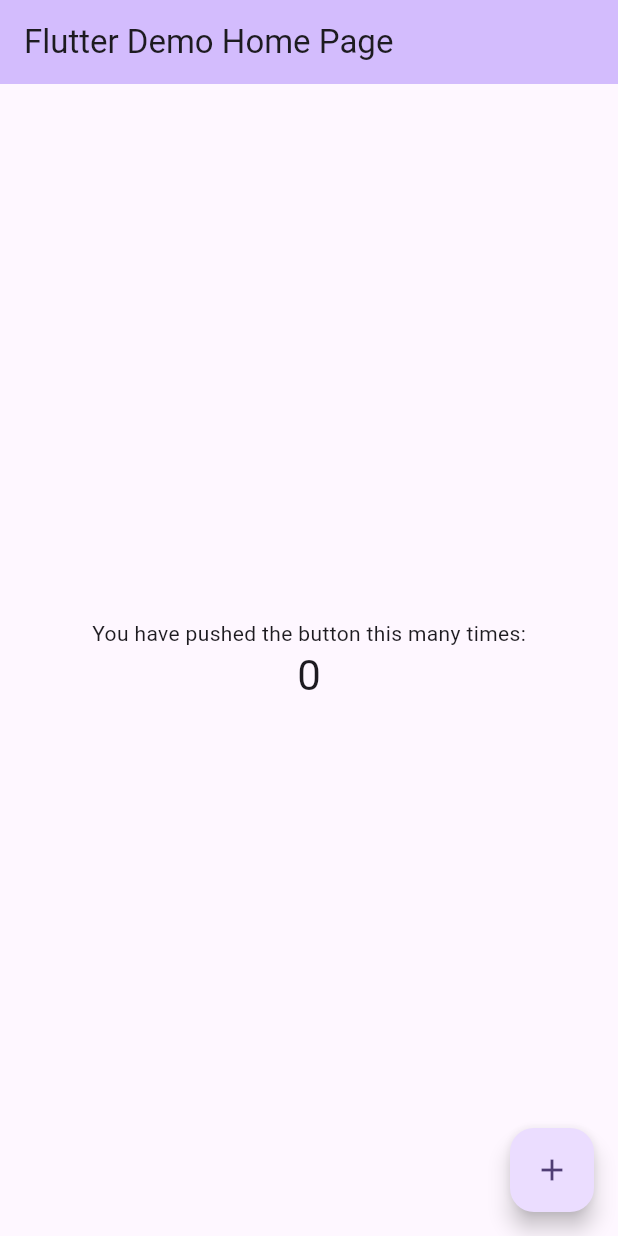
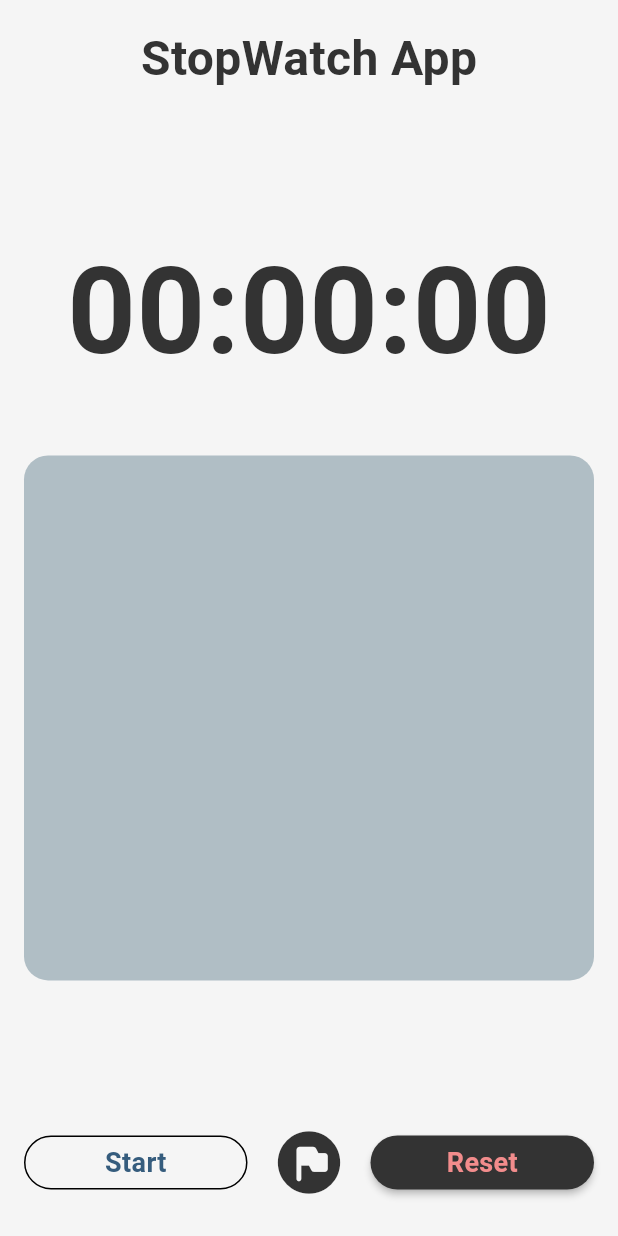
Before and after one commit to OmarHossam666/BYTEUPRISE_AD_02, a Flutter app: the screen it shows after launch, on a phone screen of 412 x 824 dp. Run offline on Flutter 3.47's test engine with Material 3 defaults, Android fonts, the light colour scheme and no system bars.

Commit message:
Finishing the 1st version of the project

```diff
--- a/lib/main.dart
+++ b/lib/main.dart
@@ -1,125 +1,237 @@
+import 'dart:async';
 import 'package:flutter/material.dart';
 
-void main() {
-  runApp(const MyApp());
-}
+void main() => runApp(const MyApp());
 
 class MyApp extends StatelessWidget {
   const MyApp({super.key});
 
-  // This widget is the root of your application.
   @override
   Widget build(BuildContext context) {
-    return MaterialApp(
-      title: 'Flutter Demo',
-      theme: ThemeData(
-        // This is the theme of your application.
-        //
-        // TRY THIS: Try running your application with "flutter run". You'll see
-        // the application has a purple toolbar. Then, without quitting the app,
-        // try changing the seedColor in the colorScheme below to Colors.green
-        // and then invoke "hot reload" (save your changes or press the "hot
-        // reload" button in a Flutter-supported IDE, or press "r" if you used
-        // the command line to start the app).
-        //
-        // Notice that the counter didn't reset back to zero; the application
-        // state is not lost during the reload. To reset the state, use hot
-        // restart instead.
-        //
-        // This works for code too, not just values: Most code changes can be
-        // tested with just a hot reload.
-        colorScheme: ColorScheme.fromSeed(seedColor: Colors.deepPurple),
-        useMaterial3: true,
-      ),
-      home: const MyHomePage(title: 'Flutter Demo Home Page'),
+    return const MaterialApp(
+      debugShowCheckedModeBanner: false,
+      home: HomeApp(),
     );
   }
 }
 
-class MyHomePage extends StatefulWidget {
-  const MyHomePage({super.key, required this.title});
-
-  // This widget is the home page of your application. It is stateful, meaning
-  // that it has a State object (defined below) that contains fields that affect
-  // how it looks.
-
-  // This class is the configuration for the state. It holds the values (in this
-  // case the title) provided by the parent (in this case the App widget) and
-  // used by the build method of the State. Fields in a Widget subclass are
-  // always marked "final".
-
-  final String title;
+class HomeApp extends StatefulWidget {
+  const HomeApp({super.key});
 
   @override
-  State<MyHomePage> createState() => _MyHomePageState();
+  State<StatefulWidget> createState() => _HomeAppState();
 }
 
-class _MyHomePageState extends State<MyHomePage> {
-  int _counter = 0;
+class _HomeAppState extends State<HomeApp> {
+  int milliSeconds = 0, seconds = 0, minutes = 0;
+  String digitMilliSeconds = "00";
+  String digitSeconds = "00";
+  String digitMinutes = "00";
+  Timer? timer;
+  bool isStarted = false;
+  List<String> laps = [];
 
-  void _incrementCounter() {
+  void stop() {
+    timer?.cancel();
+
     setState(() {
-      // This call to setState tells the Flutter framework that something has
-      // changed in this State, which causes it to rerun the build method below
-      // so that the display can reflect the updated values. If we changed
-      // _counter without calling setState(), then the build method would not be
-      // called again, and so nothing would appear to happen.
-      _counter++;
+      isStarted = false;
+    });
+  }
+
+  void reset() {
+    timer?.cancel();
+
+    setState(() {
+      milliSeconds = 0;
+      seconds = 0;
+      minutes = 0;
+
+      digitMilliSeconds = "00";
+      digitSeconds = "00";
+      digitMinutes = "00";
+
+      isStarted = false;
+
+      removeLaps();
+    });
+  }
+
+  void addLaps() {
+    String lap = "$digitMinutes:$digitSeconds:$digitMilliSeconds";
+
+    setState(() {
+      laps.add(lap);
+    });
+  }
+
+  void removeLaps() {
+    setState(() {
+      laps.clear();
+    });
+  }
+
+  void start() {
+    isStarted = true;
+
+    timer = Timer.periodic(const Duration(milliseconds: 10), (timer) {
+      int currentMilliSeconds = milliSeconds + 1;
+      int currentSeconds = seconds;
+      int currentMinutes = minutes;
+
+      if (currentMilliSeconds >= 99) {
+        if (currentSeconds >= 59) {
+          currentSeconds = 0;
+          currentMinutes++;
+        } else {
+          currentMilliSeconds = 0;
+          currentSeconds++;
+        }
+      }
+
+      setState(() {
+        milliSeconds = currentMilliSeconds;
+        seconds = currentSeconds;
+        minutes = currentMinutes;
+
+        digitMilliSeconds =
+            (milliSeconds >= 10) ? "$milliSeconds" : "0$milliSeconds";
+        digitSeconds = (seconds >= 10) ? "$seconds" : "0$seconds";
+        digitMinutes = (minutes >= 10) ? "$minutes" : "0$minutes";
+      });
     });
   }
 
   @override
   Widget build(BuildContext context) {
-    // This method is rerun every time setState is called, for instance as done
-    // by the _incrementCounter method above.
-    //
-    // The Flutter framework has been optimized to make rerunning build methods
-    // fast, so that you can just rebuild anything that needs updating rather
-    // than having to individually change instances of widgets.
     return Scaffold(
-      appBar: AppBar(
-        // TRY THIS: Try changing the color here to a specific color (to
-        // Colors.amber, perhaps?) and trigger a hot reload to see the AppBar
-        // change color while the other colors stay the same.
-        backgroundColor: Theme.of(context).colorScheme.inversePrimary,
-        // Here we take the value from the MyHomePage object that was created by
-        // the App.build method, and use it to set our appbar title.
-        title: Text(widget.title),
-      ),
-      body: Center(
-        // Center is a layout widget. It takes a single child and positions it
-        // in the middle of the parent.
+      backgroundColor: const Color(0xFFF5F5F5),
+      body: SafeArea(
+          child: Padding(
+        padding: const EdgeInsets.all(16),
         child: Column(
-          // Column is also a layout widget. It takes a list of children and
-          // arranges them vertically. By default, it sizes itself to fit its
-          // children horizontally, and tries to be as tall as its parent.
-          //
-          // Column has various properties to control how it sizes itself and
-          // how it positions its children. Here we use mainAxisAlignment to
-          // center the children vertically; the main axis here is the vertical
-          // axis because Columns are vertical (the cross axis would be
-          // horizontal).
-          //
-          // TRY THIS: Invoke "debug painting" (choose the "Toggle Debug Paint"
-          // action in the IDE, or press "p" in the console), to see the
-          // wireframe for each widget.
-          mainAxisAlignment: MainAxisAlignment.center,
-          children: <Widget>[
-            const Text(
-              'You have pushed the button this many times:',
+          mainAxisAlignment: MainAxisAlignment.spaceBetween,
+          crossAxisAlignment: CrossAxisAlignment.center,
+          children: [
+            const Center(
+              child: Text(
+                "StopWatch App",
+                style: TextStyle(
+                  fontWeight: FontWeight.bold,
+                  fontSize: 32,
+                  color: Color(0xFF333333),
+                ),
+              ),
             ),
-            Text(
-              '$_counter',
-              style: Theme.of(context).textTheme.headlineMedium,
+            const SizedBox(height: 10),
+            Center(
+              child: Text(
+                "$digitMinutes:$digitSeconds:$digitMilliSeconds",
+                style: const TextStyle(
+                  fontSize: 80,
+                  fontWeight: FontWeight.bold,
+                  color: Color(0xFF333333),
+                ),
+              ),
+            ),
+            Container(
+              height: 350,
+              decoration: BoxDecoration(
+                color: const Color(0xFFB0BEC5),
+                borderRadius: BorderRadius.circular(16),
+              ),
+              child: ListView.builder(
+                itemCount: laps.length,
+                itemBuilder: (context, index) {
+                  return Padding(
+                    padding: const EdgeInsets.all(16),
+                    child: Row(
+                      mainAxisAlignment: MainAxisAlignment.spaceBetween,
+                      children: [
+                        Text(
+                          "Lap ${index + 1}",
+                          style: const TextStyle(
+                            color: Color(0xFF333333),
+                            fontSize: 20,
+                            fontWeight: FontWeight.w400,
+                          ),
+                        ),
+                        const Icon(
+                          Icons.flag_rounded,
+                          size: 25,
+                          color: Color(0xFF333333),
+                        ),
+                        Text(
+                          laps[index],
+                          style: const TextStyle(
+                            color: Color(0xFF333333),
+                            fontSize: 20,
+                            fontWeight: FontWeight.w400,
+                          ),
+                        ),
+                      ],
+                    ),
+                  );
+                },
+              ),
+            ),
+            const SizedBox(height: 10),
+            Row(
+              mainAxisAlignment: MainAxisAlignment.spaceBetween,
+              children: [
+                Expanded(
+                  child: RawMaterialButton(
+                    onPressed: () {
+                      (!isStarted) ? start() : stop();
+                    },
+                    shape: const StadiumBorder(
+                        side: BorderSide(
+                      color: Colors.black,
+                    )),
+                    child: Text(
+                      (!isStarted) ? "Start" : "Pause",
+                      style: const TextStyle(
+                        color: Color(0xFF355C7D),
+                        fontSize: 18,
+                        fontWeight: FontWeight.bold,
+                      ),
+                    ),
+                  ),
+                ),
+                const SizedBox(width: 8),
+                IconButton(
+                  onPressed: () {
+                    addLaps();
+                  },
+                  icon: const Icon(
+                    Icons.flag_circle_rounded,
+                    size: 50,
+                    color: Color(0xFF333333),
+                  ),
+                ),
+                const SizedBox(width: 8),
+                Expanded(
+                  child: RawMaterialButton(
+                    onPressed: () {
+                      reset();
+                    },
+                    fillColor: const Color(0xFF333333),
+                    shape: const StadiumBorder(),
+                    child: const Text(
+                      "Reset",
+                      style: TextStyle(
+                        color: Color(0xFFF28C8C),
+                        fontSize: 18,
+                        fontWeight: FontWeight.bold,
+                      ),
+                    ),
+                  ),
+                ),
+              ],
             ),
           ],
         ),
-      ),
-      floatingActionButton: FloatingActionButton(
-        onPressed: _incrementCounter,
-        tooltip: 'Increment',
-        child: const Icon(Icons.add),
-      ), // This trailing comma makes auto-formatting nicer for build methods.
+      )),
     );
   }
 }
```
